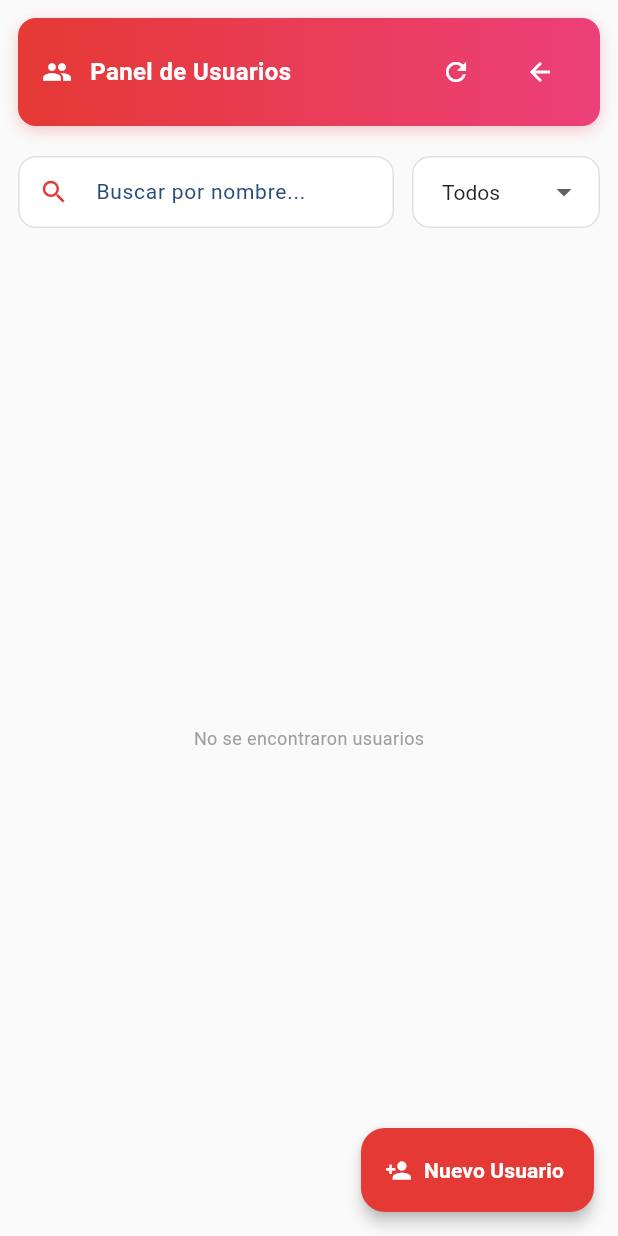
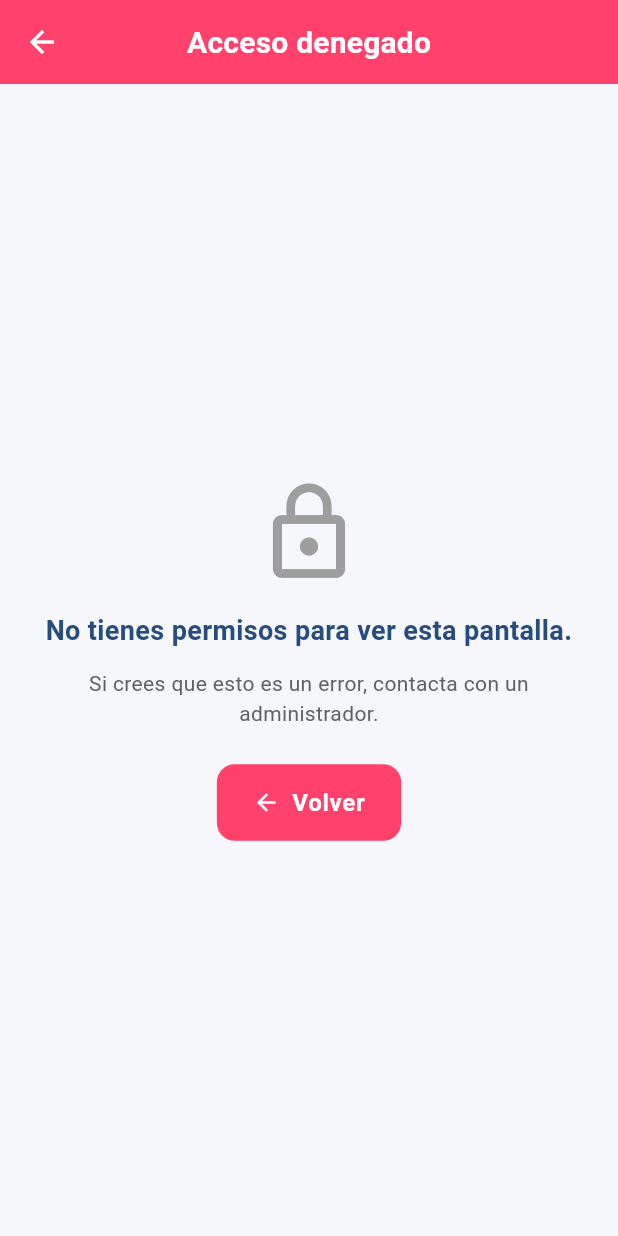
Before and after one commit to Yuriko05/marti-notas, a Flutter app: the AdminUsersScreen screen opened directly with empty values, on a phone screen of 412 x 824 dp. Run offline on Flutter 3.47's test engine with Material 3 defaults, Android fonts, the phone set to English and light mode, and no system bars; our stand-ins replace cloud_firestore, firebase_auth, firebase_core, flutter_local_notifications, timezone; accounts and stored records are empty.

Commit message:
cambios menores

```diff
--- a/lib/screens/admin_task_assign_screen.dart
+++ b/lib/screens/admin_task_assign_screen.dart
@@ -1,5 +1,6 @@
 import 'package:flutter/material.dart';
 import '../models/user_model.dart';
+import 'unauthorized_screen.dart';
 import '../models/task_model.dart';
 import '../services/admin_service.dart';
 import '../services/task_cleanup_service.dart';
@@ -89,6 +90,9 @@ class _AdminTaskAssignScreenState extends State<AdminTaskAssignScreen>
 
   @override
   Widget build(BuildContext context) {
+    // Guard: only admins may access this screen
+    if (!widget.currentUser.isAdmin) return const UnauthorizedScreen();
+
     return Scaffold(
       body: Container(
         decoration: const BoxDecoration(
--- a/lib/screens/admin_users_screen.dart
+++ b/lib/screens/admin_users_screen.dart
@@ -1,5 +1,6 @@
 import 'package:flutter/material.dart';
 import '../models/user_model.dart';
+import 'unauthorized_screen.dart';
 import '../services/admin_service.dart';
 import 'admin_users/admin_users_header.dart';
 import 'admin_users/admin_users_stats.dart';
@@ -88,6 +89,9 @@ class _AdminUsersScreenState extends State<AdminUsersScreen>
 
   @override
   Widget build(BuildContext context) {
+    // Guard: only admins may access this screen
+    if (!widget.currentUser.isAdmin) return const UnauthorizedScreen();
+
     return Scaffold(
       backgroundColor: Colors.grey.shade50,
       body: SafeArea(
--- a/lib/screens/home/home_admin_view.dart
+++ b/lib/screens/home/home_admin_view.dart
@@ -133,7 +133,7 @@ class HomeAdminView extends StatelessWidget {
           onTap: () => Navigator.push(
             context,
             MaterialPageRoute(
-              builder: (context) => const AdminTasksByUserScreen(),
+              builder: (context) => AdminTasksByUserScreen(currentUser: user),
             ),
           ),
         ),
--- /dev/null
+++ b/lib/screens/unauthorized_screen.dart
@@ -0,0 +1,48 @@
+import 'package:flutter/material.dart';
+
+/// Pantalla simple para mostrar cuando el usuario no está autorizado
+class UnauthorizedScreen extends StatelessWidget {
+  const UnauthorizedScreen({super.key});
+
+  @override
+  Widget build(BuildContext context) {
+    return Scaffold(
+      appBar: AppBar(
+        title: const Text('Acceso denegado'),
+        backgroundColor: const Color(0xFFff416c),
+      ),
+      body: Center(
+        child: Padding(
+          padding: const EdgeInsets.all(24.0),
+          child: Column(
+            mainAxisSize: MainAxisSize.min,
+            children: [
+              const Icon(Icons.lock_outline, size: 72, color: Colors.grey),
+              const SizedBox(height: 16),
+              const Text(
+                'No tienes permisos para ver esta pantalla.',
+                style: TextStyle(fontSize: 18, fontWeight: FontWeight.w600),
+                textAlign: TextAlign.center,
+              ),
+              const SizedBox(height: 12),
+              Text(
+                'Si crees que esto es un error, contacta con un administrador.',
+                style: TextStyle(fontSize: 14, color: Colors.grey[700]),
+                textAlign: TextAlign.center,
+              ),
+              const SizedBox(height: 24),
+              ElevatedButton.icon(
+                onPressed: () => Navigator.pop(context),
+                icon: const Icon(Icons.arrow_back),
+                label: const Text('Volver'),
+                style: ElevatedButton.styleFrom(
+                  backgroundColor: const Color(0xFFff416c),
+                ),
+              ),
+            ],
+          ),
+        ),
+      ),
+    );
+  }
+}
--- a/lib/widgets/global_menu_drawer.dart
+++ b/lib/widgets/global_menu_drawer.dart
@@ -150,7 +150,7 @@ class GlobalMenuDrawer extends StatelessWidget {
           Navigator.push(
               context,
               MaterialPageRoute(
-                  builder: (_) => const AdminTasksByUserScreen()));
+                  builder: (_) => AdminTasksByUserScreen(currentUser: user)));
         },
       ));
     }
```
Also changed, not shown: lib/screens/admin_tasks_by_user_screen.dart (+9 -1 lines), pubspec.lock, 3 other files.
